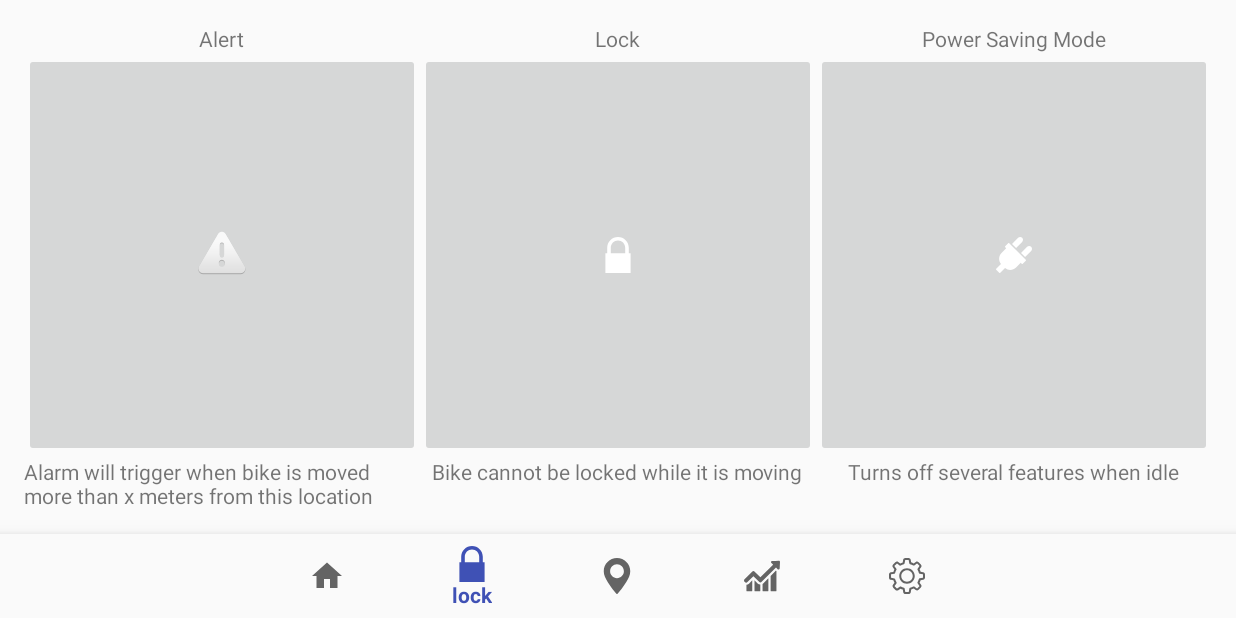
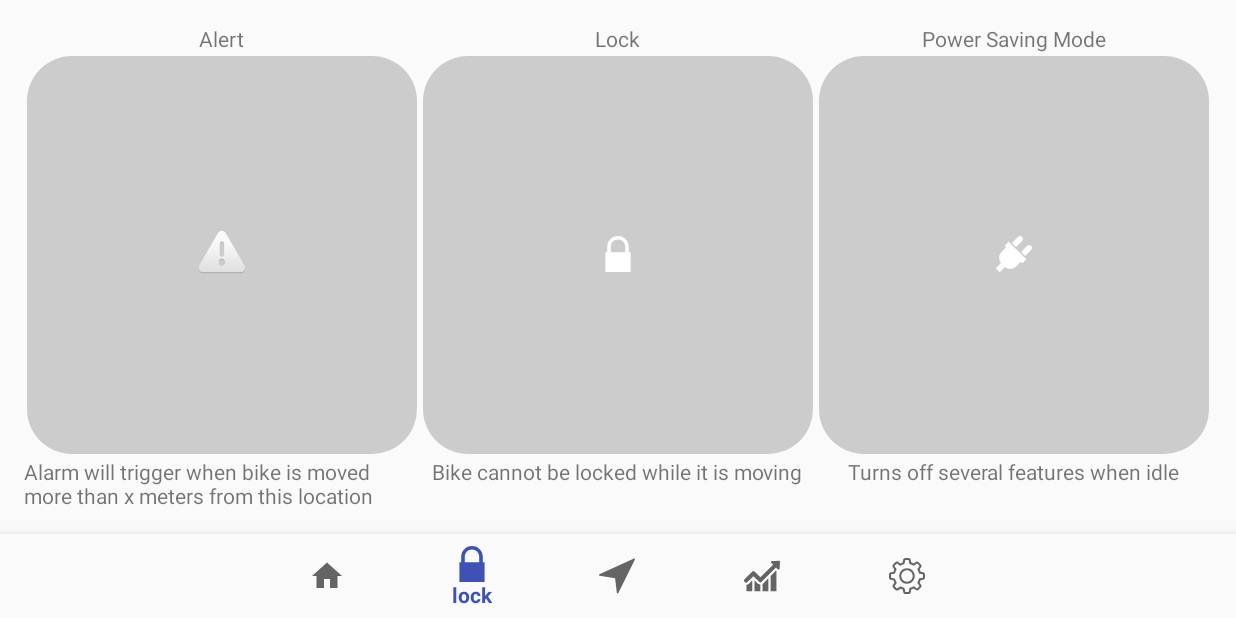
Before and after one commit to PreDated92/BenoReno, an Android app: the HomeActivity screen opened directly, with no data from a screen before it, item 2 of the bottom bar chosen, on a phone screen of 824 x 412 dp (held sideways). Run offline under Robolectric (Android 15) with nearby library versions, the phone set to English and light mode, and no system bars; libraries missing offline, so code that uses them is left out: com.jjoe64.graphview.

Commit message:
Redesigned anti theft settings
Added selectors for on/off states for lock buttons
Added icons for navigation
Redesigned anti theft settings

```diff
--- a/app/src/main/java/com/example/lk/benoreno/FragmentLock.java
+++ b/app/src/main/java/com/example/lk/benoreno/FragmentLock.java
@@ -1,12 +1,23 @@
 package com.example.lk.benoreno;
 
+import android.annotation.SuppressLint;
 import android.app.Fragment;
 import android.os.Bundle;
+import android.text.SpannableString;
+import android.text.Spanned;
+import android.text.style.ImageSpan;
 import android.view.LayoutInflater;
+import android.view.MotionEvent;
 import android.view.View;
 import android.view.ViewGroup;
+import android.widget.ImageButton;
+import android.widget.ToggleButton;
 
 public class FragmentLock extends Fragment {
+    private ImageButton _btAlert;
+    private ImageButton _btLock;
+    private ImageButton _btPowerSaving;
+
     @Override
     public void onCreate(Bundle savedInstanceState) {
         super.onCreate(savedInstanceState);
@@ -15,6 +26,38 @@ public class FragmentLock extends Fragment {
     @Override
     public View onCreateView(LayoutInflater inflater, ViewGroup container,
                              Bundle savedInstanceState) {
-        return inflater.inflate(R.layout.fragment_lock, container, false);
+        View fragView = inflater.inflate(R.layout.fragment_lock, container, false);
+
+        _btAlert = fragView.findViewById(R.id.btAlert);
+        _btLock = fragView.findViewById(R.id.btLock);
+        _btPowerSaving = fragView.findViewById(R.id.btPowerSaving);
+
+        HookEvents();
+
+        return fragView;
+    }
+
+    private void HookEvents()
+    {
+        _btAlert.setOnClickListener(new View.OnClickListener() {
+            @Override
+            public void onClick(View view) {
+                _btAlert.setSelected(!_btAlert.isSelected());
+            }
+        });
+
+        _btLock.setOnClickListener(new View.OnClickListener() {
+            @Override
+            public void onClick(View view) {
+                _btLock.setSelected(!_btLock.isSelected());
+            }
+        });
+
+        _btPowerSaving.setOnClickListener(new View.OnClickListener() {
+            @Override
+            public void onClick(View view) {
+                _btPowerSaving.setSelected(!_btPowerSaving.isSelected());
+            }
+        });
     }
 }
--- /dev/null
+++ b/app/src/main/res/drawable/bg_button_off_state.xml
@@ -0,0 +1,13 @@
+<?xml version="1.0" encoding="utf-8"?>
+<shape xmlns:android="http://schemas.android.com/apk/res/android"
+    android:shape="rectangle">
+    <solid android:color="#cccccc" />
+
+    <corners
+        android:radius="30dp" />
+    <padding
+        android:left="10dp"
+        android:top="10dp"
+        android:right="10dp"
+        android:bottom="10dp" />
+</shape>
--- /dev/null
+++ b/app/src/main/res/drawable/bg_button_on_state.xml
@@ -0,0 +1,13 @@
+<?xml version="1.0" encoding="utf-8"?>
+<shape xmlns:android="http://schemas.android.com/apk/res/android"
+    android:shape="rectangle">
+    <solid android:color="#32cd32" />
+
+    <corners
+        android:radius="30dp" />
+    <padding
+        android:left="10dp"
+        android:top="10dp"
+        android:right="10dp"
+        android:bottom="10dp" />
+</shape>
--- /dev/null
+++ b/app/src/main/res/drawable/bg_toggle_button_selector.xml
@@ -0,0 +1,15 @@
+<?xml version="1.0" encoding="utf-8"?>
+<selector xmlns:android="http://schemas.android.com/apk/res/android">
+
+    <item android:state_selected="true"
+        android:drawable="@drawable/bg_button_on_state" />
+
+    <item android:state_pressed="true"
+        android:drawable="@drawable/bg_button_on_state" />
+
+    <item android:state_enabled="true"
+        android:drawable="@drawable/bg_button_off_state" />
+
+    <!-- default state -->
+    <item android:drawable="@android:drawable/btn_default"/>
+</selector>
--- /dev/null
+++ b/app/src/main/res/drawable/ic_navi.xml
@@ -0,0 +1,11 @@
+<?xml version="1.0" encoding="utf-8"?>
+<vector xmlns:android="http://schemas.android.com/apk/res/android"
+    android:width="24dp"
+    android:height="24dp"
+    android:viewportWidth="51.636"
+    android:viewportHeight="51.636">
+
+    <path
+        android:fillColor="#000000"
+        android:pathData="M51.353,0.914c-0.295-0.305-0.75-0.39-1.135-0.213L0.583,23.481c-0.399,0.184-0.632,0.605-0.574,1.041 s0.393,0.782,0.826,0.854l22.263,3.731l2.545,21.038c0.054,0.438,0.389,0.791,0.824,0.865c0.057,0.01,0.113,0.015,0.169,0.015 c0.375,0,0.726-0.211,0.896-0.556l24-48.415C51.72,1.675,51.648,1.218,51.353,0.914z" />
+</vector>
--- a/app/src/main/res/layout/fragment_lock.xml
+++ b/app/src/main/res/layout/fragment_lock.xml
@@ -25,12 +25,14 @@
             android:text="Alert" />
 
         <ImageButton
-            android:id="@+id/lock_alert_button"
+            android:id="@+id/btAlert"
+            android:background="@drawable/bg_toggle_button_selector"
+            android:layout_margin="@dimen/item_margin"
             android:layout_width="match_parent"
             android:layout_height="0dp"
             android:layout_weight="1"
             android:contentDescription="Alert"
-            android:src="@android:drawable/ic_dialog_alert" />
+            android:src="@android:drawable/ic_dialog_alert"/>
 
         <TextView
             android:layout_width="wrap_content"
@@ -57,7 +59,9 @@
             android:text="Lock" />
 
         <ImageButton
-            android:id="@+id/lock_lock_button"
+            android:id="@+id/btLock"
+            android:background="@drawable/bg_toggle_button_selector"
+            android:layout_margin="@dimen/item_margin"
             android:layout_width="match_parent"
             android:layout_height="0dp"
             android:layout_weight="1"
@@ -92,13 +96,17 @@
             android:text="Power Saving Mode" />
 
         <ImageButton
-            android:id="@+id/lock_power_button"
+            android:id="@+id/btPowerSaving"
+            android:background="@drawable/bg_toggle_button_selector"
+            android:layout_margin="@dimen/item_margin"
             android:layout_width="match_parent"
             android:layout_height="0dp"
             android:layout_weight="1"
             android:contentDescription="Power Saving Mode"
             android:src="@drawable/ic_plug"
-            android:tint="#ffffff"/>
+            android:tint="#ffffff"
+
+            />
 
         <TextView
             android:layout_width="wrap_content"
--- a/app/src/main/res/menu/navigation.xml
+++ b/app/src/main/res/menu/navigation.xml
@@ -13,7 +13,7 @@
 
     <item
         android:id="@+id/navigation_navigation"
-        android:icon="@drawable/ic_map"
+        android:icon="@drawable/ic_navi"
         android:title="navi" />
 
     <item
--- a/app/src/main/res/values/styles.xml
+++ b/app/src/main/res/values/styles.xml
@@ -31,4 +31,6 @@
         <item name="android:minWidth">0dp</item>
     </style>
 
+
+
 </resources>
```
Also changed, not shown: app/src/main/res/drawable/ic_meter.xml (added, +11 -0 lines), app/src/main/res/drawable/ic_navi_left.xml (added, +11 -0 lines), app/src/main/res/layout/fragment_navigation.xml (+12 -9 lines), app/src/main/res/layout/fragment_settings_anti_theft.xml (+50 -34 lines).
